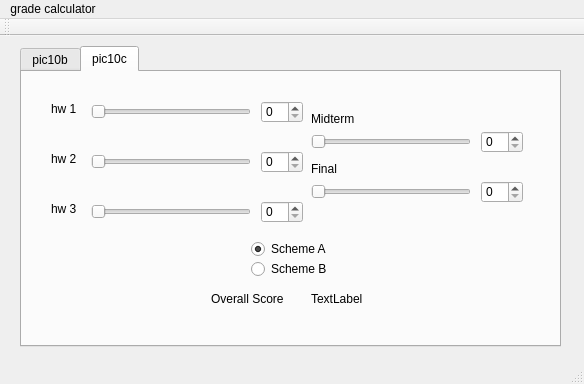
Qt form calculator.ui (stehuang/Grade-Calculator) before a commit.
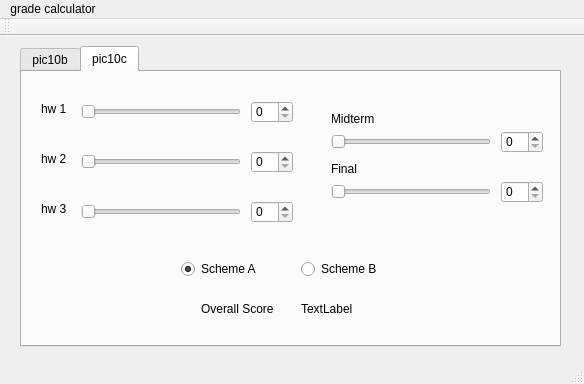
The same form after that commit. The open tabs and pages were chosen to show the change.

Commit message: finished 10b tab

```diff
--- a/calculator.ui
+++ b/calculator.ui
@@ -620,10 +620,10 @@
      <widget class="QWidget" name="tenc" native="true">
       <property name="geometry">
        <rect>
-        <x>19</x>
+        <x>9</x>
         <y>19</y>
-        <width>491</width>
-        <height>231</height>
+        <width>521</width>
+        <height>251</height>
        </rect>
       </property>
       <widget class="QSpinBox" name="spinBox_23">
@@ -755,8 +755,8 @@
       <widget class="QRadioButton" name="radioButton_A_3">
        <property name="geometry">
         <rect>
-         <x>210</x>
-         <y>150</y>
+         <x>150</x>
+         <y>170</y>
          <width>111</width>
          <height>16</height>
         </rect>
@@ -771,7 +771,7 @@
       <widget class="QRadioButton" name="radioButton_B_3">
        <property name="geometry">
         <rect>
-         <x>210</x>
+         <x>270</x>
          <y>170</y>
          <width>101</width>
          <height>16</height>
@@ -784,7 +784,7 @@
       <widget class="QSpinBox" name="spinBox_26">
        <property name="geometry">
         <rect>
-         <x>440</x>
+         <x>470</x>
          <y>90</y>
          <width>42</width>
          <height>22</height>
@@ -797,7 +797,7 @@
       <widget class="QLabel" name="label_final_3">
        <property name="geometry">
         <rect>
-         <x>270</x>
+         <x>300</x>
          <y>70</y>
          <width>71</width>
          <height>16</height>
@@ -811,7 +811,7 @@
        <property name="geometry">
         <rect>
          <x>170</x>
-         <y>200</y>
+         <y>210</y>
          <width>91</width>
          <height>16</height>
         </rect>
@@ -823,7 +823,7 @@
       <widget class="QSlider" name="slider_26">
        <property name="geometry">
         <rect>
-         <x>270</x>
+         <x>300</x>
          <y>90</y>
          <width>160</width>
          <height>22</height>
@@ -840,7 +840,7 @@
        <property name="geometry">
         <rect>
          <x>270</x>
-         <y>200</y>
+         <y>210</y>
          <width>60</width>
          <height>16</height>
         </rect>
@@ -852,7 +852,7 @@
       <widget class="QLabel" name="label_m1_3">
        <property name="geometry">
         <rect>
-         <x>270</x>
+         <x>300</x>
          <y>20</y>
          <width>60</width>
          <height>16</height>
@@ -865,7 +865,7 @@
       <widget class="QSlider" name="slider_27">
        <property name="geometry">
         <rect>
-         <x>270</x>
+         <x>300</x>
          <y>40</y>
          <width>160</width>
          <height>22</height>
@@ -881,7 +881,7 @@
       <widget class="QSpinBox" name="spinBox_27">
        <property name="geometry">
         <rect>
-         <x>440</x>
+         <x>470</x>
          <y>40</y>
          <width>42</width>
          <height>22</height>
```
Left out of the diff: 28 changed lines with no effect on the pictures. The commit also changes 1 other file.
